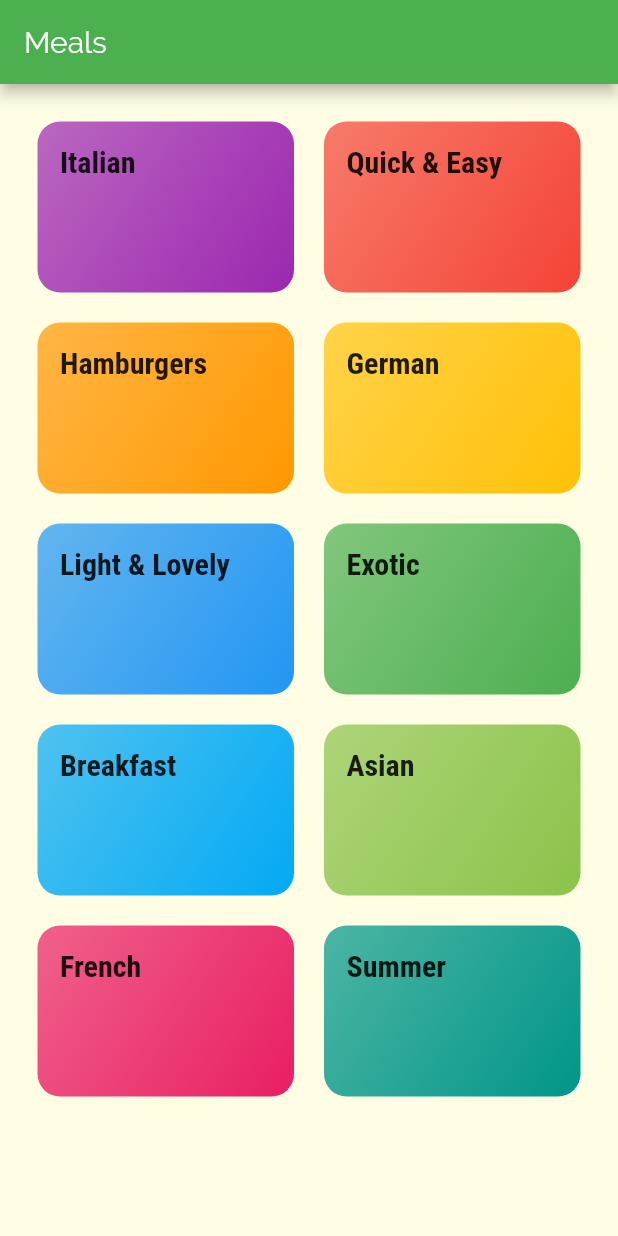
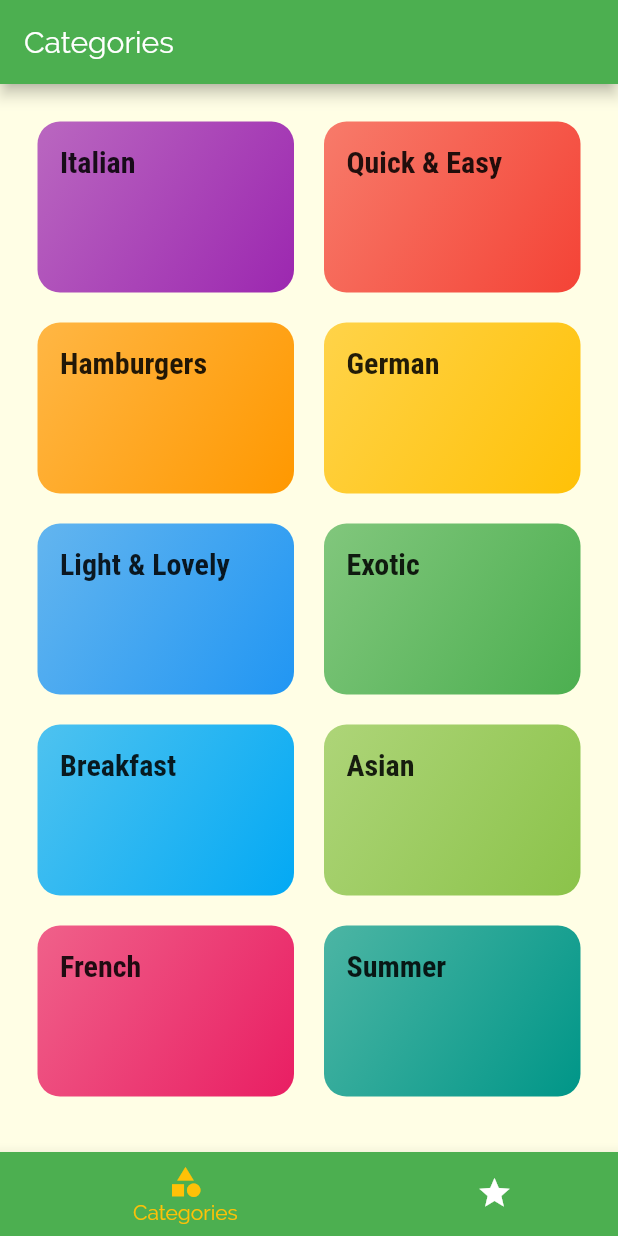
Before and after one commit to SavvyChap/meals_app, a Flutter app: the screen it shows after launch, on a phone screen of 412 x 824 dp. Run offline on Flutter 3.47's test engine with Material 2 defaults, Android fonts, the phone set to English and light mode, and no system bars.

Commit message:
Added tab bar at bottom of screen.

```diff
--- a/lib/main.dart
+++ b/lib/main.dart
@@ -3,6 +3,7 @@ import 'package:flutter/material.dart';
 import './screens/catagory_meals_screen.dart';
 import './screens/categories_screen.dart';
 import './screens/meal_detail_screen.dart';
+import './screens/tabs_screen.dart';
 
 void main() => runApp(MyApp());
 
@@ -33,7 +34,7 @@ class MyApp extends StatelessWidget {
 //      home: CategoriesScreen(),
       initialRoute: '/', // good strategy to include auth
       routes: {
-        '/': (ctx) => CategoriesScreen(),
+        '/': (ctx) => TabScreen(),
         CategoryMealsScreen.routeName: (ctx) => CategoryMealsScreen(),
         MealDetailScreen.routeName: (ctx) => MealDetailScreen(),
       },
--- a/lib/screens/categories_screen.dart
+++ b/lib/screens/categories_screen.dart
@@ -6,9 +6,7 @@ import '../widgets/category_item.dart';
 class CategoriesScreen extends StatelessWidget {
   @override
   Widget build(BuildContext context) {
-    return Scaffold(
-      appBar: AppBar(title: const Text('Meals'),),
-      body: GridView(
+    return GridView(
       padding: const EdgeInsets.all(25),
       children: DUMMY_CATEGORIES
           .map(
@@ -24,7 +22,6 @@ class CategoriesScreen extends StatelessWidget {
         crossAxisSpacing: 20,
         mainAxisSpacing: 20,
       ),
-      ),
     );
   }
 }
--- /dev/null
+++ b/lib/screens/favorites_screen.dart
@@ -0,0 +1,10 @@
+import 'package:flutter/material.dart';
+
+class FavoritesScreen extends StatelessWidget {
+  @override
+  Widget build(BuildContext context) {
+    return Center(
+      child: Text('Favorites'),
+    );
+  }
+}
--- /dev/null
+++ b/lib/screens/tabs_screen.dart
@@ -0,0 +1,54 @@
+import 'package:flutter/material.dart';
+
+import './categories_screen.dart';
+import './favorites_screen.dart';
+
+class TabScreen extends StatefulWidget {
+  @override
+  _TabScreenState createState() => _TabScreenState();
+}
+
+class _TabScreenState extends State<TabScreen> {
+  final List<Map<String, Object>> _pages = [
+    {'page': CategoriesScreen(), 'title': 'Categories'},
+    {'page': FavoritesScreen(), 'title': 'Your Favorites'},
+  ];
+
+  int _selectedPageIndex = 0;
+
+  void _selectPage(int index) {
+    setState(() {
+      _selectedPageIndex = index;
+    });
+  }
+
+  @override
+  Widget build(BuildContext context) {
+    return Scaffold(
+        appBar: AppBar(
+          title: Text(_pages[_selectedPageIndex]['title']),
+        ),
+        body: _pages[_selectedPageIndex]['page'],
+      bottomNavigationBar: BottomNavigationBar(
+        onTap: _selectPage,
+        backgroundColor: Theme.of(context).primaryColor,
+        unselectedItemColor: Colors.white,
+        selectedItemColor: Theme.of(context).accentColor,
+        currentIndex: _selectedPageIndex,
+        type: BottomNavigationBarType.shifting,
+        items: [
+          BottomNavigationBarItem(
+            backgroundColor: Theme.of(context).primaryColor,
+            icon: Icon(Icons.category),
+            title: Text('Categories'),
+          ),
+          BottomNavigationBarItem(
+            backgroundColor: Theme.of(context).primaryColor,
+            icon: Icon(Icons.star),
+            title: Text('Favorites'),
+          ),
+        ],
+      ),
+    );
+  }
+}
```
Lines whose indentation alone changed are shown as unchanged.
